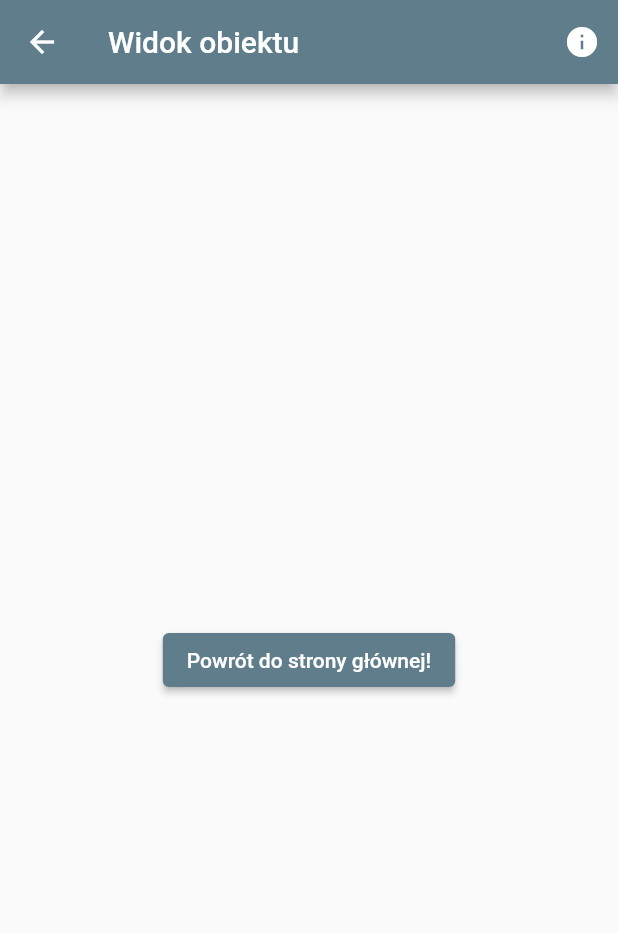
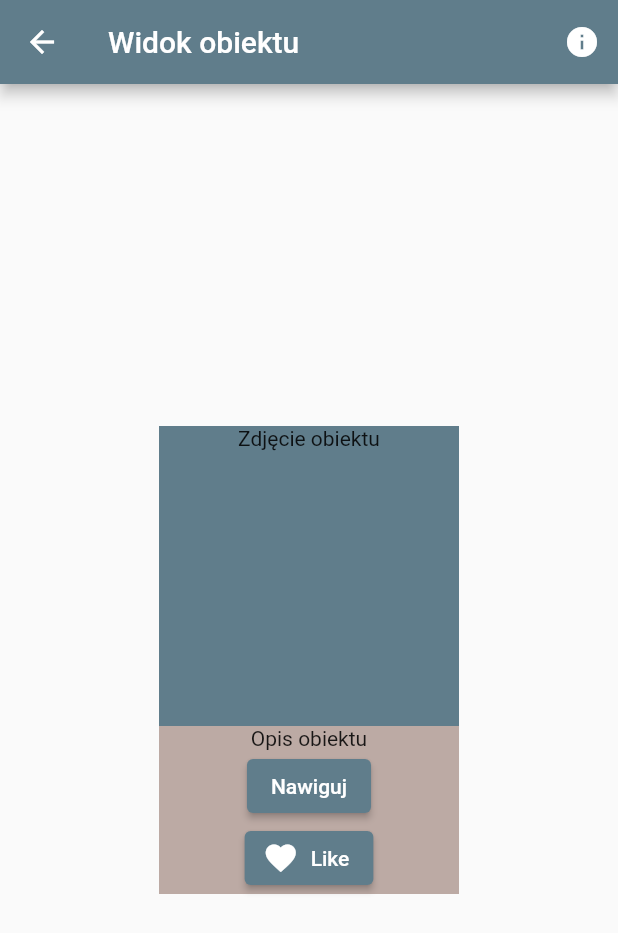
Before and after one commit to MateuszPoradaa/resources, a Flutter app: the SecondRoute screen opened directly, on a phone screen of 412 x 824 dp. Shown: the top 933 px of the screen. Run offline on Flutter 3.47's test engine with Material 2 defaults, Android fonts, the phone set to English and light mode, and no system bars; our stand-ins replace google_maps_flutter.

Commit message:
11.03.2023

```diff
--- /dev/null
+++ b/lib/pages/ObjectPage.dart
@@ -0,0 +1,69 @@
+import 'package:flutter/material.dart';
+import 'package:google_maps_flutter/google_maps_flutter.dart';
+
+class SecondRoute extends StatelessWidget {
+  const SecondRoute({super.key});
+  final size = 200.0;
+
+  @override
+  Widget build(BuildContext context) {
+    return Scaffold(
+      appBar: AppBar(
+        title: const Text('Widok obiektu'),
+        actions: <Widget>[
+          IconButton(
+            icon: const Icon(Icons.info),
+            onPressed: (() => ScaffoldMessenger.of(context).showSnackBar(
+                  const SnackBar(
+                    content: Text(
+                        'Znajdujesz się w widoku obiektu. \nBędą tu wyświetlone informacje o wybranym obiekcie.'),
+                  ),
+                )),
+          )
+        ],
+      ),
+      body: Builder(
+        builder: (context) {
+          return Center(
+            child: SafeArea(
+              child: Container(
+                color: Colors.brown.shade200,
+                child: Column(
+                  mainAxisAlignment: MainAxisAlignment.center,
+                  mainAxisSize: MainAxisSize.min,
+                  children: [
+                    Container(
+                      width: size,
+                      height: size,
+                      color: Colors.blueGrey,
+                      // ignore: prefer_const_constructors
+                      child:
+                          Text('Zdjęcie obiektu', textAlign: TextAlign.center),
+                    ),
+                    const Text(
+                      'Opis obiektu',
+                      textAlign: TextAlign.center,
+                    ),
+                    ElevatedButton(
+                      onPressed: () => ScaffoldMessenger.of(context)
+                          .showSnackBar(const SnackBar(
+                              content: Text('Otwieranie map...'))),
+                      child: const Text("Nawiguj"),
+                    ),
+                    ElevatedButton.icon(
+                      onPressed: () => ScaffoldMessenger.of(context)
+                          .showSnackBar(const SnackBar(
+                              content: Text("Dodano do ulubionych"))),
+                      icon: Icon(Icons.favorite),
+                      label: Text('Like'),
+                    )
+                  ],
+                ),
+              ),
+            ),
+          );
+        },
+      ),
+    );
+  }
+}
--- a/pubspec.yaml
+++ b/pubspec.yaml
@@ -31,6 +31,7 @@ environment:
 dependencies:
   flutter:
     sdk: flutter
+  google_maps_flutter: ^2.0.4
 
 
   # The following adds the Cupertino Icons font to your application.
```
Also changed, not shown: lib/main.dart (+3 -182 lines), lib/pages/HomePage.dart (added, +148 -0 lines), pubspec.lock, 4 other files.
